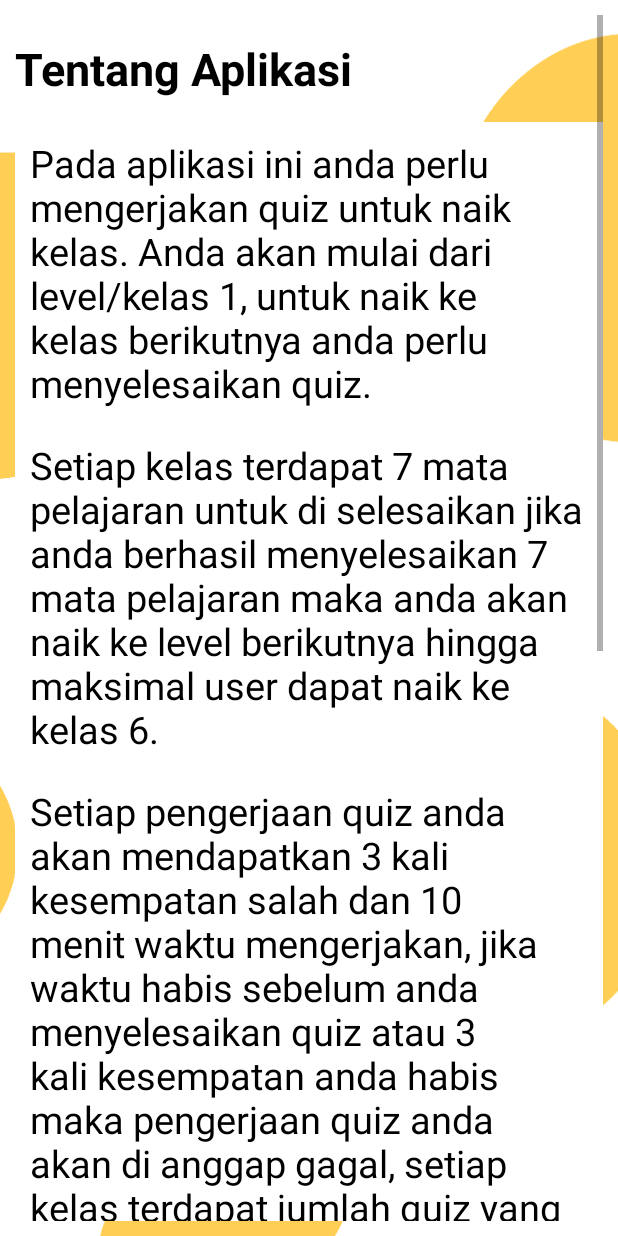
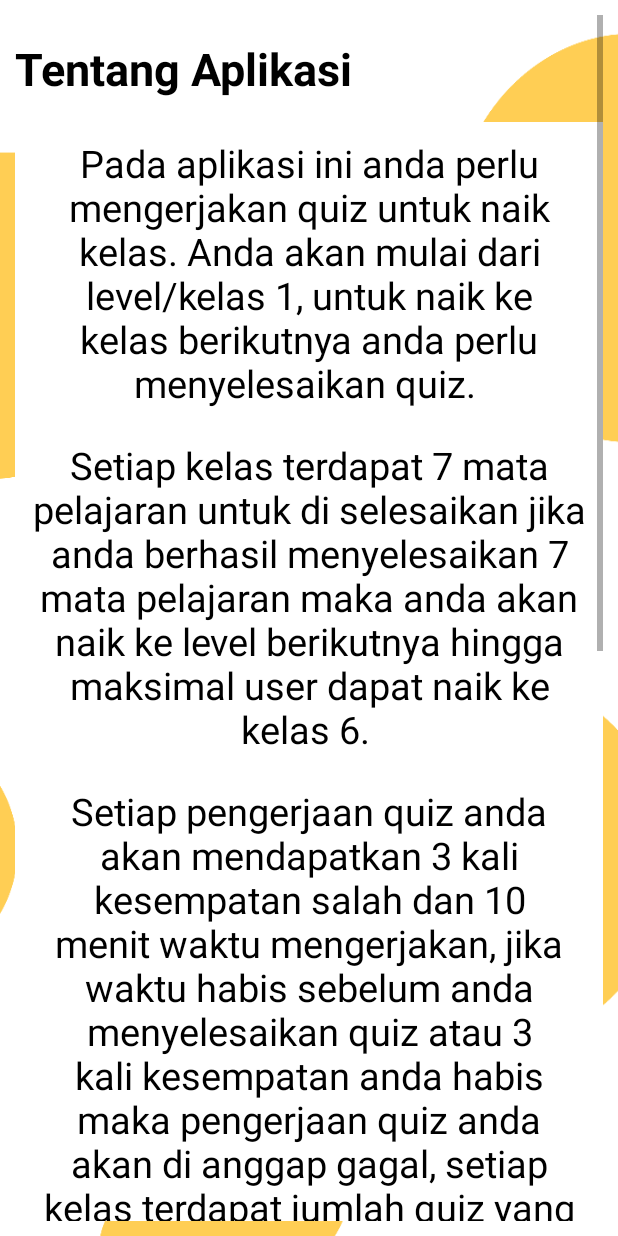
Before and after one commit to fadlur-adink/Bank-Soal, an Android app: the ActivityTentang screen opened directly, with no data from a screen before it, on a phone screen of 412 x 824 dp. Run offline under Robolectric (Android 15) with nearby library versions, the light colour scheme and no system bars; network calls fail.

Commit message:
Penambahan Halaman Tentang

```diff
--- a/app/src/main/AndroidManifest.xml
+++ b/app/src/main/AndroidManifest.xml
@@ -13,7 +13,7 @@
         android:supportsRtl="true"
         android:theme="@style/AppTheme"
         android:usesCleartextTraffic="true">
-        <activity android:name=".ActivityTentang"></activity>
+        <activity android:name=".Activity.ActivityTentang"></activity>
         <activity android:name=".Activity.ListKelasActivity" />
         <activity android:name=".ListMapelMateriActivity" />
         <activity android:name=".Activity.ScoreActivity" />
--- a/app/src/main/java/com/example/crudtest/ActivityTentang.java
+++ b/app/src/main/java/com/example/crudtest/Activity/ActivityTentang.java
@@ -1,8 +1,10 @@
-package com.example.crudtest;
+package com.example.crudtest.Activity;
 
 import androidx.appcompat.app.AppCompatActivity;
 
 import android.os.Bundle;
+
+import com.example.crudtest.R;
 
 public class ActivityTentang extends AppCompatActivity {
 
--- a/app/src/main/java/com/example/crudtest/Activity/HomeActivity.java
+++ b/app/src/main/java/com/example/crudtest/Activity/HomeActivity.java
@@ -8,7 +8,6 @@ import android.view.View;
 import android.widget.ImageView;
 import android.widget.TextView;
 
-import com.example.crudtest.ActivityTentang;
 import com.example.crudtest.Adapter.SharedPrefManager;
 import com.example.crudtest.R;
 
--- a/app/src/main/res/layout/activity_tentang.xml
+++ b/app/src/main/res/layout/activity_tentang.xml
@@ -7,7 +7,7 @@
     android:orientation="vertical"
     android:padding="10dp"
     android:background="@drawable/bgapps"
-    tools:context=".ActivityTentang">
+    tools:context=".Activity.ActivityTentang">
 
     <ScrollView
         android:layout_width="match_parent"
@@ -39,6 +39,7 @@
                     android:layout_height="wrap_content"
                     android:textColor="@android:color/black"
                     android:textSize="25sp"
+                    android:textAlignment="center"
                     android:layout_margin="10dp"
                     android:text="Pada aplikasi ini anda perlu mengerjakan quiz untuk naik kelas. Anda akan mulai dari level/kelas 1, untuk naik ke kelas berikutnya anda perlu menyelesaikan quiz. "/>
 
@@ -47,6 +48,7 @@
                     android:layout_height="wrap_content"
                     android:textColor="@android:color/black"
                     android:textSize="25sp"
+                    android:textAlignment="center"
                     android:layout_margin="10dp"
                     android:text="Setiap kelas terdapat 7 mata pelajaran untuk di selesaikan jika anda berhasil menyelesaikan 7 mata pelajaran maka anda akan naik ke level berikutnya hingga maksimal user dapat naik ke kelas 6. "/>
 
@@ -55,6 +57,7 @@
                     android:layout_height="wrap_content"
                     android:textColor="@android:color/black"
                     android:textSize="25sp"
+                    android:textAlignment="center"
                     android:layout_margin="10dp"
                     android:text="Setiap pengerjaan quiz anda akan mendapatkan 3 kali kesempatan salah dan 10 menit waktu mengerjakan, jika waktu habis sebelum anda menyelesaikan quiz atau 3 kali kesempatan anda habis maka pengerjaan quiz anda akan di anggap gagal, setiap kelas terdapat jumlah quiz yang berbeda tergantung kelas."/>
 
@@ -88,6 +91,7 @@
                     android:layout_height="wrap_content"
                     android:textColor="@android:color/black"
                     android:textSize="25sp"
+                    android:textAlignment="center"
                     android:layout_margin="10dp"
                     android:text="Author adalah mahasiswa semester akhir yang sedang menyelesaikan tugas akhir/skripsi."/>
 
@@ -96,6 +100,7 @@
                     android:layout_height="wrap_content"
                     android:textColor="@android:color/black"
                     android:textSize="25sp"
+                    android:textAlignment="center"
                     android:layout_margin="10dp"
                     android:text="Nama lengkap : Fadlur Rahman"/>
 
@@ -104,14 +109,16 @@
                     android:layout_height="wrap_content"
                     android:textColor="@android:color/black"
                     android:textSize="25sp"
+                    android:textAlignment="center"
                     android:layout_margin="10dp"
-                    android:text="NPM 201643501264"/>
+                    android:text="NPM : 201643501264"/>
 
                 <TextView
                     android:layout_width="match_parent"
                     android:layout_height="wrap_content"
                     android:textColor="@android:color/black"
                     android:textSize="25sp"
+                    android:textAlignment="center"
                     android:layout_margin="10dp"
                     android:text="Email : fadlur612@gmail.com"/>
 
@@ -120,6 +127,7 @@
                     android:layout_height="wrap_content"
                     android:textColor="@android:color/black"
                     android:textSize="25sp"
+                    android:textAlignment="center"
                     android:layout_margin="10dp"
                     android:text="HP : 087887777588"/>
 
```
